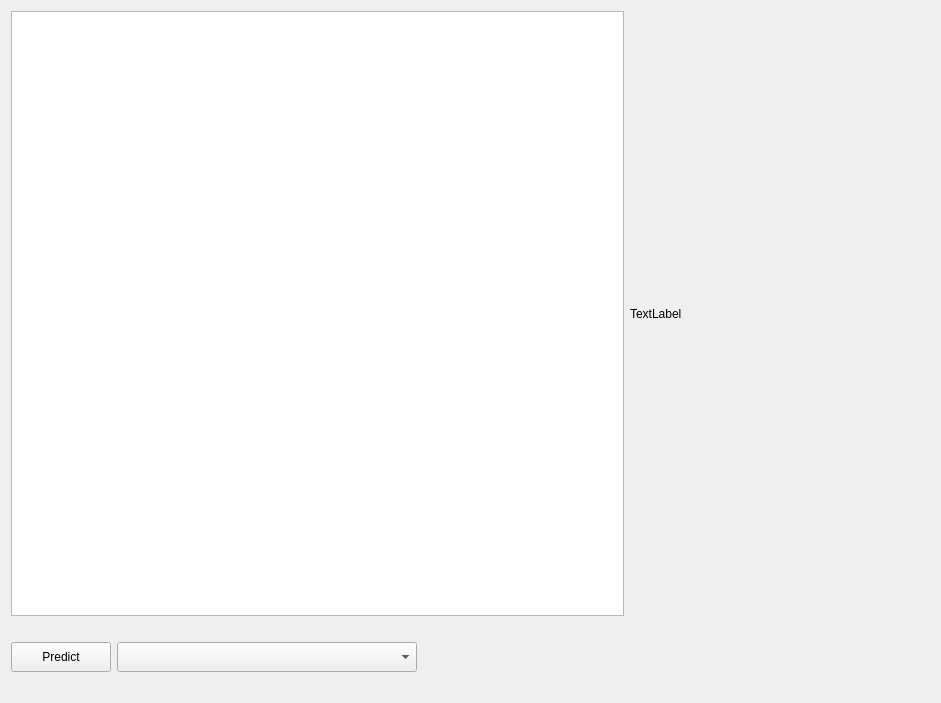
Old version of the form UI/object_detection/Gviewwindow.ui in the repository XHbanxia/TrafficSign_window.
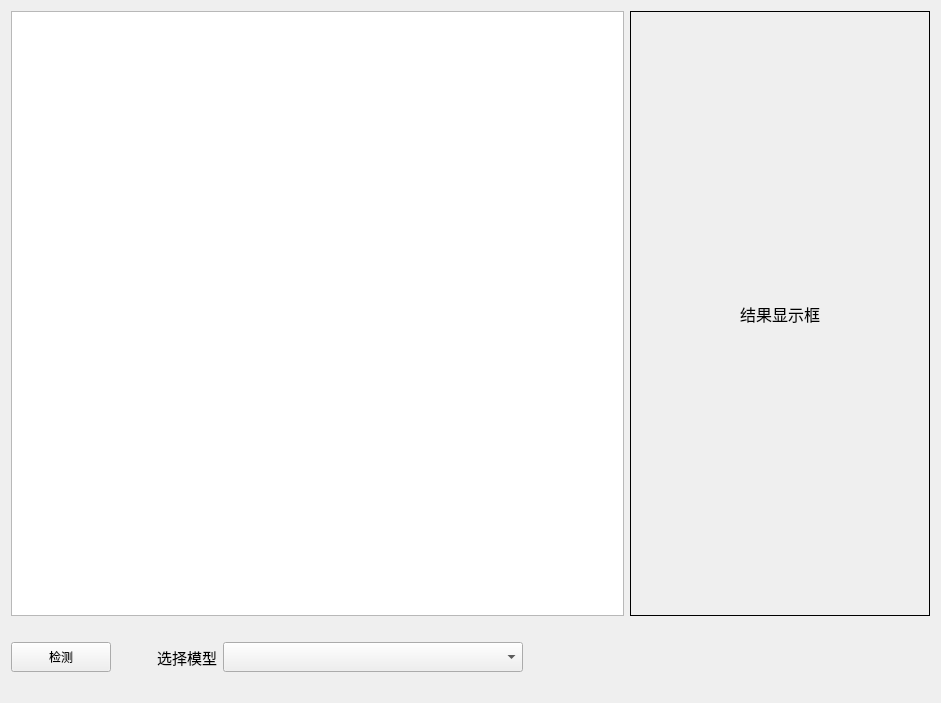
New version of the form.

What changed in the file:
```diff
--- a/UI/object_detection/Gviewwindow.ui
+++ b/UI/object_detection/Gviewwindow.ui
@@ -40,11 +40,29 @@
          <height>0</height>
         </size>
        </property>
+       <property name="font">
+        <font>
+         <family>Adobe 宋体 Std L</family>
+         <pointsize>12</pointsize>
+        </font>
+       </property>
+       <property name="focusPolicy">
+        <enum>Qt::NoFocus</enum>
+       </property>
+       <property name="frameShape">
+        <enum>QFrame::Box</enum>
+       </property>
        <property name="frameShadow">
         <enum>QFrame::Plain</enum>
        </property>
        <property name="text">
-        <string>TextLabel</string>
+        <string>结果显示框</string>
+       </property>
+       <property name="textFormat">
+        <enum>Qt::PlainText</enum>
+       </property>
+       <property name="alignment">
+        <set>Qt::AlignCenter</set>
        </property>
       </widget>
      </item>
@@ -67,7 +85,40 @@
         </size>
        </property>
        <property name="text">
-        <string>Predict</string>
+        <string>检测</string>
+       </property>
+      </widget>
+     </item>
+     <item>
+      <widget class="QLabel" name="label_2">
+       <property name="minimumSize">
+        <size>
+         <width>100</width>
+         <height>0</height>
+        </size>
+       </property>
+       <property name="font">
+        <font>
+         <family>Adobe 宋体 Std L</family>
+         <pointsize>11</pointsize>
+         <weight>50</weight>
+         <bold>false</bold>
+        </font>
+       </property>
+       <property name="layoutDirection">
+        <enum>Qt::LeftToRight</enum>
+       </property>
+       <property name="frameShape">
+        <enum>QFrame::NoFrame</enum>
+       </property>
+       <property name="text">
+        <string>选择模型</string>
+       </property>
+       <property name="textFormat">
+        <enum>Qt::PlainText</enum>
+       </property>
+       <property name="alignment">
+        <set>Qt::AlignRight|Qt::AlignTrailing|Qt::AlignVCenter</set>
        </property>
       </widget>
      </item>
```
